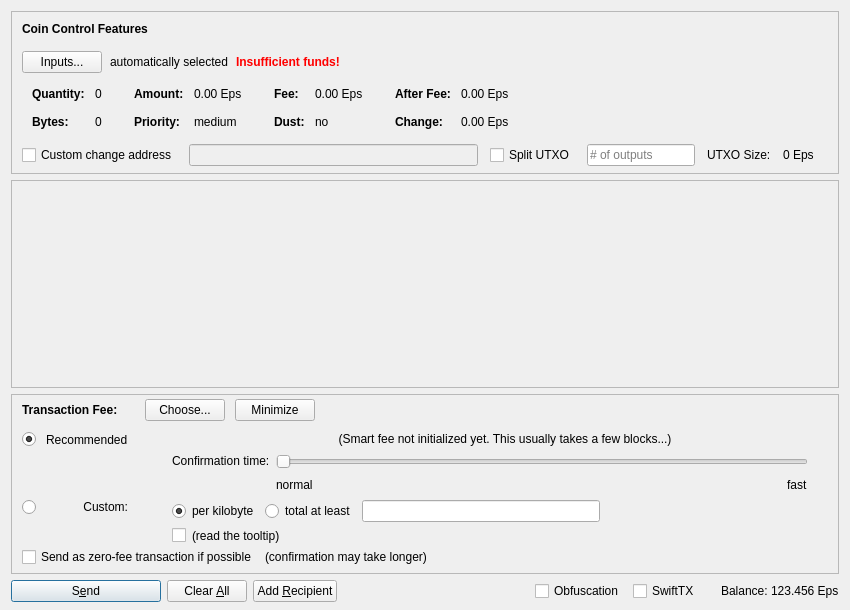
First picture: the form in src/qt/forms/sendcoinsdialog.ui, repository magocoin/magocoin2, before the edit.
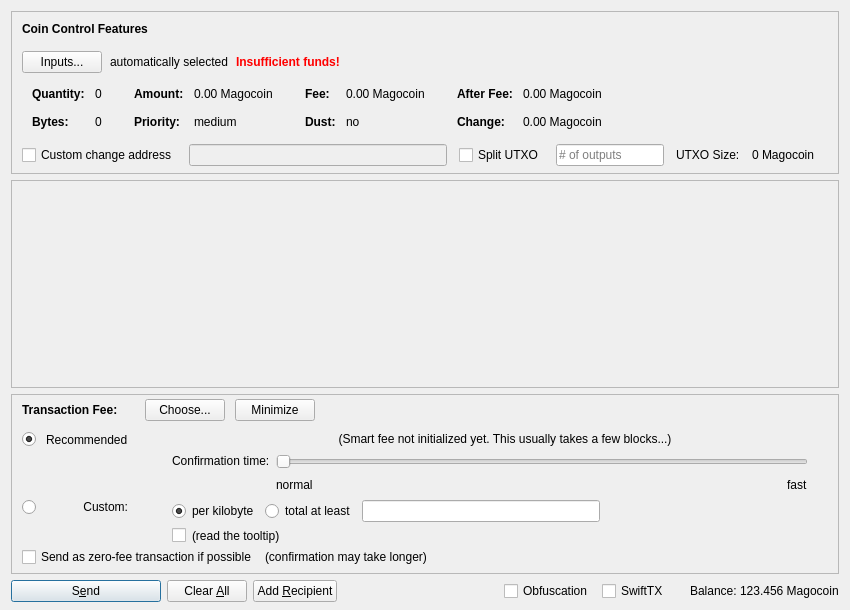
Second picture: the form after the edit. Icons and pictures are not drawn. Custom widgets are drawn as their Qt base class.

```diff
--- a/src/qt/forms/sendcoinsdialog.ui
+++ b/src/qt/forms/sendcoinsdialog.ui
@@ -324,7 +324,7 @@
                   <enum>Qt::ActionsContextMenu</enum>
                  </property>
                  <property name="text">
-                  <string notr="true">0.00 Eps</string>
+                  <string notr="true">0.00 Magocoin</string>
                  </property>
                  <property name="textInteractionFlags">
                   <set>Qt::LinksAccessibleByMouse|Qt::TextSelectableByKeyboard|Qt::TextSelectableByMouse</set>
@@ -404,7 +404,7 @@
                   <enum>Qt::ActionsContextMenu</enum>
                  </property>
                  <property name="text">
-                  <string notr="true">0.00 Eps</string>
+                  <string notr="true">0.00 Magocoin</string>
                  </property>
                  <property name="textInteractionFlags">
                   <set>Qt::LinksAccessibleByMouse|Qt::TextSelectableByKeyboard|Qt::TextSelectableByMouse</set>
@@ -484,7 +484,7 @@
                   <enum>Qt::ActionsContextMenu</enum>
                  </property>
                  <property name="text">
-                  <string notr="true">0.00 Eps</string>
+                  <string notr="true">0.00 Magocoin</string>
                  </property>
                  <property name="textInteractionFlags">
                   <set>Qt::LinksAccessibleByMouse|Qt::TextSelectableByKeyboard|Qt::TextSelectableByMouse</set>
@@ -513,7 +513,7 @@
                   <enum>Qt::ActionsContextMenu</enum>
                  </property>
                  <property name="text">
-                  <string notr="true">0.00 Eps</string>
+                  <string notr="true">0.00 Magocoin</string>
                  </property>
                  <property name="textInteractionFlags">
                   <set>Qt::LinksAccessibleByMouse|Qt::TextSelectableByKeyboard|Qt::TextSelectableByMouse</set>
@@ -594,7 +594,7 @@
           <item>
            <widget class="QLabel" name="labelBlockSize">
             <property name="text">
-             <string>0 Eps</string>
+             <string>0 Magocoin</string>
             </property>
            </widget>
           </item>
@@ -1435,7 +1435,7 @@
           <cursorShape>IBeamCursor</cursorShape>
          </property>
          <property name="text">
-          <string notr="true">123.456 Eps</string>
+          <string notr="true">123.456 Magocoin</string>
          </property>
          <property name="textInteractionFlags">
           <set>Qt::LinksAccessibleByMouse|Qt::TextSelectableByKeyboard|Qt::TextSelectableByMouse</set>
```
Left out of the diff: 16 changed lines with no effect on the pictures.
